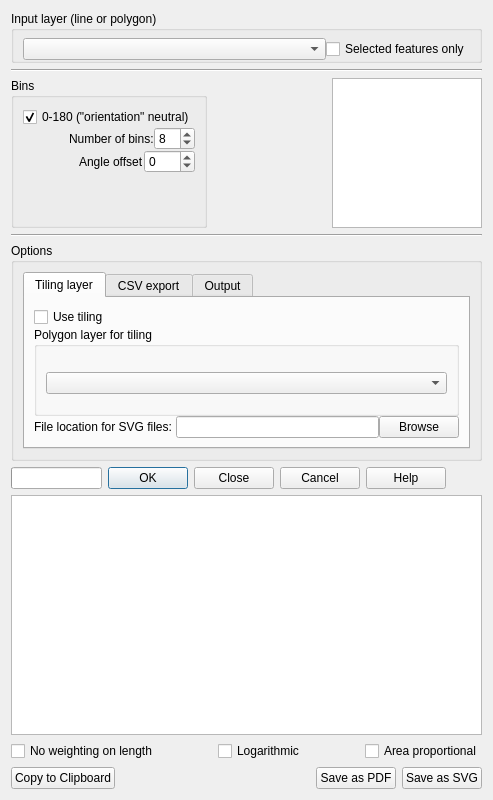
Qt form linedirectionhistogram_dialog_base.ui (havatv/qgislinedirectionhistogramplugin) before a commit.
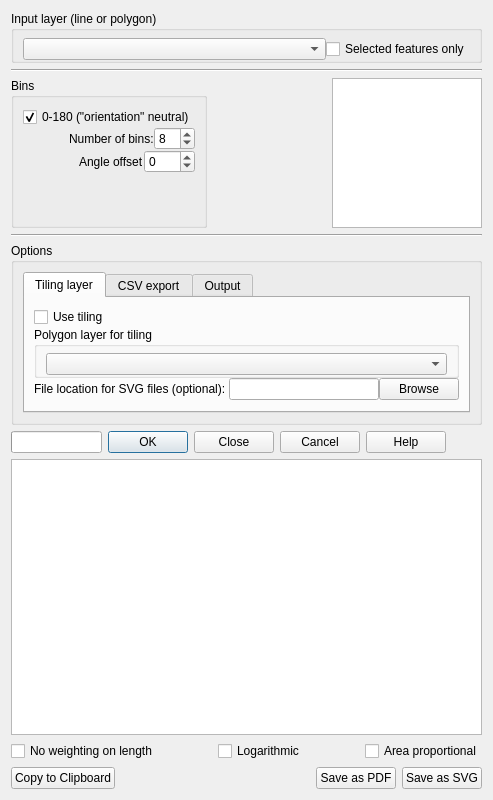
The same form after that commit. The open tabs and pages were chosen to show the change.

The edit to the form file:
```diff
--- a/linedirectionhistogram_dialog_base.ui
+++ b/linedirectionhistogram_dialog_base.ui
@@ -203,7 +203,7 @@
             <property name="sizeHint" stdset="0">
              <size>
               <width>20</width>
-              <height>10</height>
+              <height>0</height>
              </size>
             </property>
            </spacer>
@@ -220,7 +220,7 @@
        </property>
        <property name="sizeHint" stdset="0">
         <size>
-         <width>10000</width>
+         <width>0</width>
          <height>20</height>
         </size>
        </property>
@@ -284,7 +284,7 @@
          </sizepolicy>
         </property>
         <property name="currentIndex">
-         <number>2</number>
+         <number>0</number>
         </property>
         <widget class="QWidget" name="tab1">
          <attribute name="title">
@@ -339,7 +339,7 @@
               <item>
                <widget class="QLabel" name="label_4">
                 <property name="text">
-                 <string>File location for SVG files: </string>
+                 <string>File location for SVG files (optional): </string>
                 </property>
                </widget>
               </item>
@@ -361,8 +361,22 @@
             </item>
            </layout>
           </item>
+          <item>
+           <spacer name="verticalSpacer">
+            <property name="orientation">
+             <enum>Qt::Vertical</enum>
+            </property>
+            <property name="sizeHint" stdset="0">
+             <size>
+              <width>20</width>
+              <height>0</height>
+             </size>
+            </property>
+           </spacer>
+          </item>
          </layout>
          <zorder></zorder>
+         <zorder>verticalSpacer</zorder>
         </widget>
         <widget class="QWidget" name="tab_2">
          <attribute name="title">
@@ -451,7 +465,7 @@
             <property name="sizeHint" stdset="0">
              <size>
               <width>20</width>
-              <height>40</height>
+              <height>0</height>
              </size>
             </property>
            </spacer>
@@ -498,7 +512,7 @@
             <property name="sizeHint" stdset="0">
              <size>
               <width>20</width>
-              <height>40</height>
+              <height>0</height>
              </size>
             </property>
            </spacer>
@@ -539,7 +553,7 @@
        </property>
        <property name="sizeHint" stdset="0">
         <size>
-         <width>100000</width>
+         <width>0</width>
          <height>20</height>
         </size>
        </property>
@@ -645,7 +659,7 @@
        </property>
        <property name="sizeHint" stdset="0">
         <size>
-         <width>40</width>
+         <width>0</width>
          <height>20</height>
         </size>
        </property>
```
